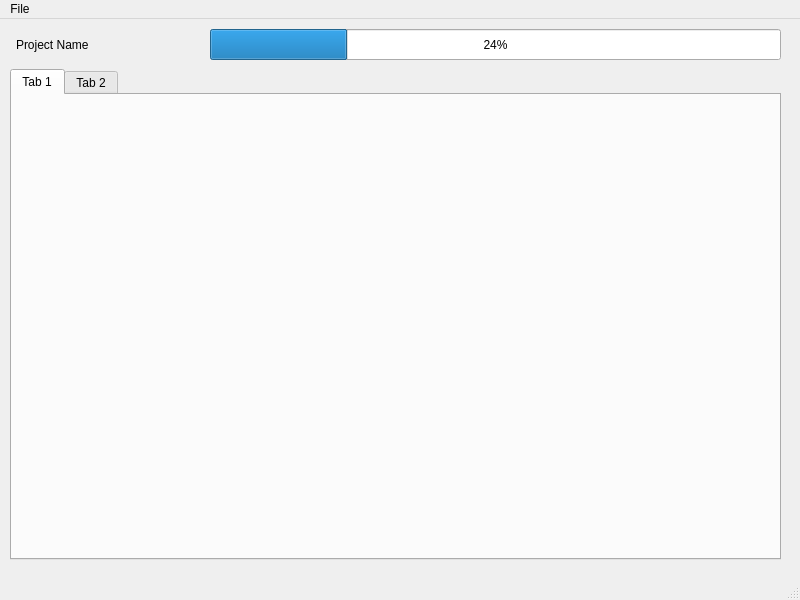
david0x00/easy-ai, file src/user_interfaces/launch.ui: the form before one commit.
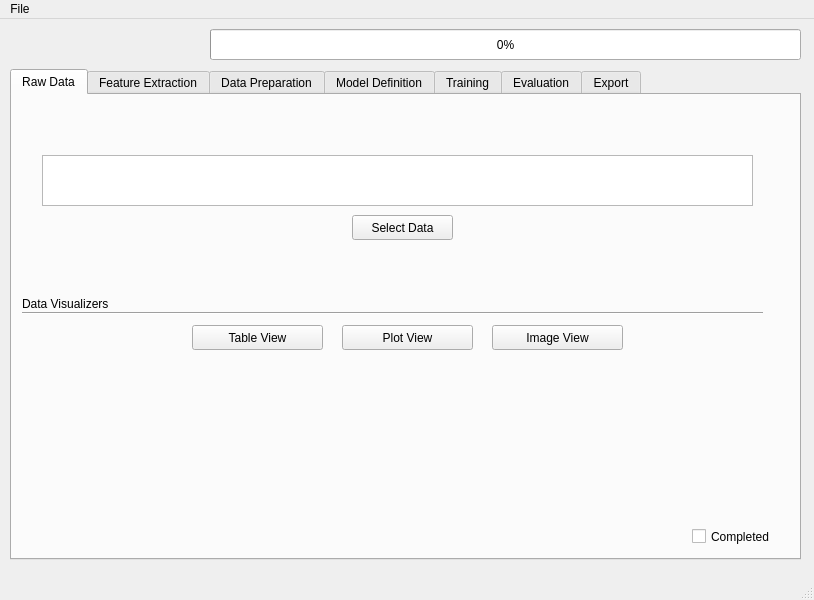
The form after the commit. The open tabs and pages were chosen to show the change.

Commit message: creates project and adds data

Patch:
```diff
--- a/src/user_interfaces/launch.ui
+++ b/src/user_interfaces/launch.ui
@@ -6,7 +6,7 @@
    <rect>
     <x>0</x>
     <y>0</y>
-    <width>800</width>
+    <width>814</width>
     <height>600</height>
    </rect>
   </property>
@@ -19,7 +19,7 @@
      <rect>
       <x>10</x>
       <y>50</y>
-      <width>771</width>
+      <width>791</width>
       <height>491</height>
      </rect>
     </property>
@@ -28,12 +28,138 @@
     </property>
     <widget class="QWidget" name="tab">
      <attribute name="title">
-      <string>Tab 1</string>
+      <string>Raw Data</string>
      </attribute>
+     <widget class="QPushButton" name="pb_select_data">
+      <property name="geometry">
+       <rect>
+        <x>340</x>
+        <y>120</y>
+        <width>101</width>
+        <height>25</height>
+       </rect>
+      </property>
+      <property name="text">
+       <string>Select Data</string>
+      </property>
+     </widget>
+     <widget class="QTextEdit" name="te_data_group">
+      <property name="geometry">
+       <rect>
+        <x>30</x>
+        <y>60</y>
+        <width>711</width>
+        <height>51</height>
+       </rect>
+      </property>
+     </widget>
+     <widget class="QPushButton" name="pb_table_view">
+      <property name="geometry">
+       <rect>
+        <x>180</x>
+        <y>230</y>
+        <width>131</width>
+        <height>25</height>
+       </rect>
+      </property>
+      <property name="text">
+       <string>Table View</string>
+      </property>
+     </widget>
+     <widget class="QPushButton" name="pb_plot_view">
+      <property name="geometry">
+       <rect>
+        <x>330</x>
+        <y>230</y>
+        <width>131</width>
+        <height>25</height>
+       </rect>
+      </property>
+      <property name="text">
+       <string>Plot View</string>
+      </property>
+     </widget>
+     <widget class="QPushButton" name="pb_image_view">
+      <property name="geometry">
+       <rect>
+        <x>480</x>
+        <y>230</y>
+        <width>131</width>
+        <height>25</height>
+       </rect>
+      </property>
+      <property name="text">
+       <string>Image View</string>
+      </property>
+     </widget>
+     <widget class="Line" name="line">
+      <property name="geometry">
+       <rect>
+        <x>10</x>
+        <y>210</y>
+        <width>741</width>
+        <height>16</height>
+       </rect>
+      </property>
+      <property name="orientation">
+       <enum>Qt::Horizontal</enum>
+      </property>
+     </widget>
+     <widget class="QLabel" name="label">
+      <property name="geometry">
+       <rect>
+        <x>10</x>
+        <y>200</y>
+        <width>131</width>
+        <height>17</height>
+       </rect>
+      </property>
+      <property name="text">
+       <string>Data Visualizers</string>
+      </property>
+     </widget>
+     <widget class="QCheckBox" name="checkBox">
+      <property name="geometry">
+       <rect>
+        <x>680</x>
+        <y>430</y>
+        <width>101</width>
+        <height>23</height>
+       </rect>
+      </property>
+      <property name="text">
+       <string>Completed</string>
+      </property>
+     </widget>
     </widget>
     <widget class="QWidget" name="tab_2">
      <attribute name="title">
-      <string>Tab 2</string>
+      <string>Feature Extraction</string>
+     </attribute>
+    </widget>
+    <widget class="QWidget" name="tab_3">
+     <attribute name="title">
+      <string>Data Preparation</string>
+     </attribute>
+    </widget>
+    <widget class="QWidget" name="tab_4">
+     <attribute name="title">
+      <string>Model Definition</string>
+     </attribute>
+    </widget>
+    <widget class="QWidget" name="tab_5">
+     <attribute name="title">
+      <string>Training</string>
+     </attribute>
+    </widget>
+    <widget class="QWidget" name="tab_6">
+     <attribute name="title">
+      <string>Evaluation</string>
+     </attribute>
+    </widget>
+    <widget class="QWidget" name="tab_7">
+     <attribute name="title">
+      <string>Export</string>
      </attribute>
     </widget>
    </widget>
@@ -42,12 +168,12 @@
      <rect>
       <x>210</x>
       <y>10</y>
-      <width>571</width>
+      <width>591</width>
       <height>31</height>
      </rect>
     </property>
     <property name="value">
-     <number>24</number>
+     <number>0</number>
     </property>
    </widget>
    <widget class="QLabel" name="lbl_project_name">
@@ -60,7 +186,7 @@
      </rect>
     </property>
     <property name="text">
-     <string>Project Name</string>
+     <string/>
     </property>
    </widget>
   </widget>
@@ -69,18 +195,18 @@
     <rect>
      <x>0</x>
      <y>0</y>
-     <width>800</width>
+     <width>814</width>
      <height>22</height>
     </rect>
    </property>
-   <widget class="QMenu" name="menuFile">
+   <widget class="QMenu" name="menu_file">
     <property name="title">
      <string>File</string>
     </property>
     <addaction name="act_new_project"/>
     <addaction name="act_open"/>
    </widget>
-   <addaction name="menuFile"/>
+   <addaction name="menu_file"/>
   </widget>
   <widget class="QStatusBar" name="statusbar"/>
   <action name="act_new_project">
```
Left out of the diff: 9 changed lines with no effect on the pictures. The commit also changes 6 other files.
